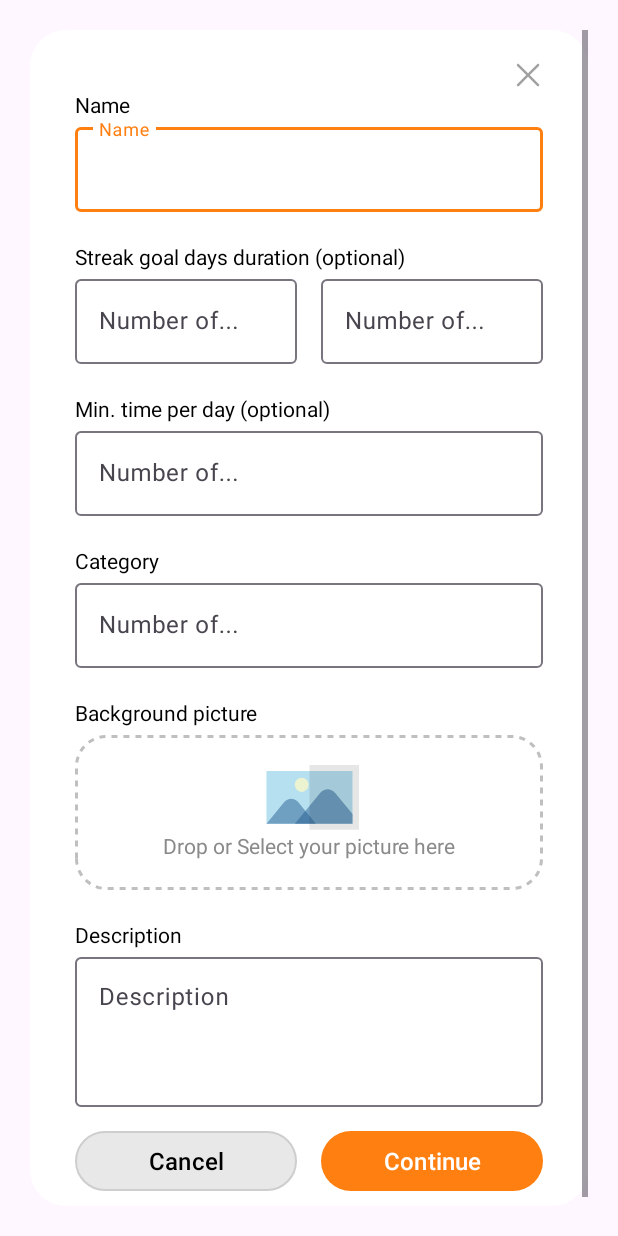
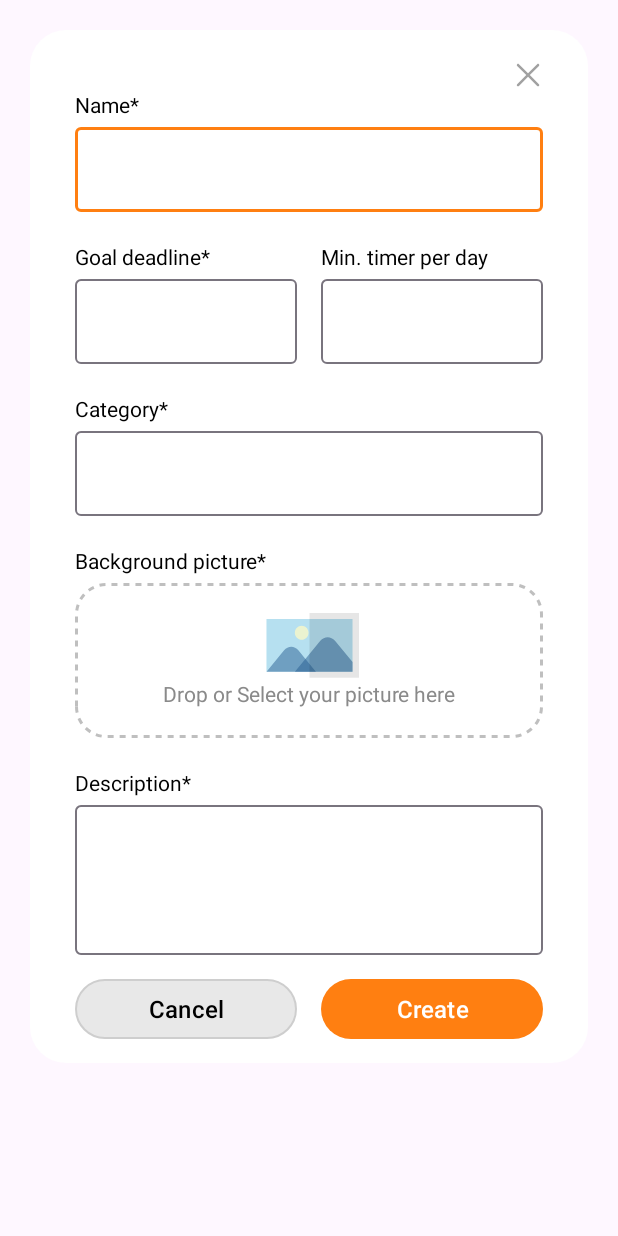
Before and after one commit to pedfu/DayStreak, an Android app: the layout dialog_streak_form.xml on its own in the app's theme, with its tools: preview values and no code run, on a phone screen of 412 x 824 dp. Run offline under Robolectric (Android 15) with nearby library versions, the phone set to English and light mode, and no system bars.

Commit message:
feat: Modify flow for streak post

```diff
--- a/app/build.gradle.kts
+++ b/app/build.gradle.kts
@@ -12,7 +12,7 @@ android {
 
     defaultConfig {
         applicationId = "com.pedfu.daystreak"
-        minSdk = 21
+        minSdk = 26
         targetSdk = 33
         versionCode = 1
         versionName = "1.0"
--- a/app/src/main/AndroidManifest.xml
+++ b/app/src/main/AndroidManifest.xml
@@ -29,5 +29,10 @@
     </application>
 
     <uses-permission android:name="android.permission.INTERNET"/>
+    <uses-permission android:name="android.permission.CAMERA"/>
+    <uses-permission android:name="android.permission.WRITE_EXTERNAL_STORAGE" />
+    <uses-feature
+        android:name="android.hardware.camera"
+        android:required="false" />
 
 </manifest>
--- a/app/src/main/java/com/pedfu/daystreak/helpers/RetrofitBuilder.kt
+++ b/app/src/main/java/com/pedfu/daystreak/helpers/RetrofitBuilder.kt
@@ -31,7 +31,7 @@ class RetrofitBuilder(
         clientBuilder.addNetworkInterceptor(httpLoggingInterceptor)
 
         return Retrofit.Builder()
-            .baseUrl("https://9e75-189-123-96-242.ngrok-free.app/") // BASE URL FROM CONFIG
+            .baseUrl("https://db00-189-123-96-242.ngrok-free.app/") // BASE URL FROM CONFIG
             .addConverterFactory(MoshiConverterFactory.create(moshi))
             .client(clientBuilder.build())
             .build()
--- a/app/src/main/java/com/pedfu/daystreak/usecases/streak/StreakUseCase.kt
+++ b/app/src/main/java/com/pedfu/daystreak/usecases/streak/StreakUseCase.kt
@@ -2,6 +2,7 @@ package com.pedfu.daystreak.usecases.streak
 
 import com.pedfu.daystreak.Inject
 import com.pedfu.daystreak.data.remote.streak.CategoryRequest
+import com.pedfu.daystreak.data.remote.streak.StreakRequest
 import com.pedfu.daystreak.data.remote.streak.StreakService
 import com.pedfu.daystreak.data.repositories.streak.StreakRepository
 import com.pedfu.daystreak.domain.streak.StreakCategoryItem
@@ -32,4 +33,9 @@ class StreakUseCase(
         val categoryResponse = streakService.createCategory(category)
         streakRepository.saveCategory(categoryResponse.toCategory())
     }
+
+    suspend fun createStreak(streak: StreakRequest) {
+        val streakResponse = streakService.createStreak(streak)
+        streakRepository.saveStreak(streakResponse.toStreak())
+    }
 }
--- a/app/src/main/res/layout/dialog_streak_form.xml
+++ b/app/src/main/res/layout/dialog_streak_form.xml
@@ -38,7 +38,7 @@
                 android:id="@+id/labelName"
                 android:layout_width="match_parent"
                 android:layout_height="wrap_content"
-                android:text="@string/name"
+                android:text="@string/name_mandatory"
                 android:textColor="@color/black"
                 app:layout_constraintTop_toBottomOf="@+id/buttonClose" />
 
@@ -54,62 +54,68 @@
                     android:id="@+id/editTextName"
                     android:layout_width="match_parent"
                     android:layout_height="wrap_content"
-                    android:hint="@string/name"
                     android:inputType="textPersonName|textCapWords"
                     android:singleLine="true" />
 
             </com.google.android.material.textfield.TextInputLayout>
 
-            <TextView
-                android:id="@+id/labelStreakDuration"
-                android:layout_width="match_parent"
-                android:layout_height="wrap_content"
-                android:layout_marginTop="20dp"
-                android:text="@string/streak_goal_duration_optional"
-                android:textColor="@color/black"
-                app:layout_constraintTop_toBottomOf="@+id/textInputName" />
-
             <androidx.constraintlayout.widget.ConstraintLayout
                 android:id="@+id/constraintLayoutStreakDuration"
                 android:layout_width="match_parent"
                 android:layout_height="wrap_content"
-                app:layout_constraintTop_toBottomOf="@id/labelStreakDuration"
-                tools:layout_editor_absoluteX="20dp">
+                android:layout_marginTop="20dp"
+                app:layout_constraintTop_toBottomOf="@id/textInputName">
+
+                <TextView
+                    android:id="@+id/labelStreakDuration"
+                    android:layout_width="wrap_content"
+                    android:layout_height="wrap_content"
+                    android:text="@string/streak_goal_deadline"
+                    android:textColor="@color/black"
+                    app:layout_constraintStart_toStartOf="@+id/textInputStreakGoalDeadline"
+                    app:layout_constraintTop_toTopOf="parent" />
+
+                <TextView
+                    android:id="@+id/labelStreakMinTimePerDay"
+                    android:layout_width="wrap_content"
+                    android:layout_height="wrap_content"
+                    android:text="@string/min_time_per_day_optional"
+                    android:textColor="@color/black"
+                    app:layout_constraintStart_toStartOf="@+id/textInputStreakMinPerDay"
+                    app:layout_constraintTop_toTopOf="parent" />
 
                 <com.google.android.material.textfield.TextInputLayout
-                    android:id="@+id/textInputStreakNumber"
+                    android:id="@+id/textInputStreakGoalDeadline"
                     android:layout_width="0dp"
                     android:layout_height="wrap_content"
                     android:layout_marginEnd="8dp"
-                    app:layout_constraintEnd_toStartOf="@+id/textInputStreakType"
+                    app:layout_constraintEnd_toStartOf="@+id/textInputStreakMinPerDay"
                     app:layout_constraintStart_toStartOf="parent"
-                    app:layout_constraintTop_toTopOf="parent">
+                    app:layout_constraintTop_toBottomOf="@id/labelStreakDuration">
 
                     <com.google.android.material.textfield.TextInputEditText
-                        android:id="@+id/editTextStreakNumber"
+                        android:id="@+id/editTextStreakGoalDeadline"
                         android:layout_width="match_parent"
                         android:layout_height="wrap_content"
-                        android:hint="@string/number_of"
                         android:inputType="textPersonName|textCapWords"
                         android:singleLine="true" />
 
                 </com.google.android.material.textfield.TextInputLayout>
 
                 <com.google.android.material.textfield.TextInputLayout
-                    android:id="@+id/textInputStreakType"
+                    android:id="@+id/textInputStreakMinPerDay"
                     android:layout_width="0dp"
                     android:layout_height="wrap_content"
                     android:layout_marginStart="8dp"
-                    app:layout_constraintBaseline_toBaselineOf="@id/textInputStreakNumber"
+                    app:layout_constraintBaseline_toBaselineOf="@id/textInputStreakGoalDeadline"
                     app:layout_constraintEnd_toEndOf="parent"
-                    app:layout_constraintStart_toEndOf="@id/textInputStreakNumber"
-                    app:layout_constraintTop_toTopOf="parent">
+                    app:layout_constraintStart_toEndOf="@id/textInputStreakGoalDeadline"
+                    app:layout_constraintTop_toBottomOf="@id/labelStreakDuration">
 
                     <com.google.android.material.textfield.TextInputEditText
-                        android:id="@+id/editTextStreakType"
+                        android:id="@+id/editTextStreakMinPerDay"
                         android:layout_width="match_parent"
                         android:layout_height="wrap_content"
-                        android:hint="@string/number_of"
                         android:inputType="textPersonName|textCapWords"
                         android:singleLine="true" />
 
@@ -117,40 +123,13 @@
             </androidx.constraintlayout.widget.ConstraintLayout>
 
             <TextView
-                android:id="@+id/labelMinTimePerDay"
-                android:layout_width="match_parent"
-                android:layout_height="wrap_content"
-                android:layout_marginTop="20dp"
-                android:text="@string/min_time_per_day_optional"
-                android:textColor="@color/black"
-                app:layout_constraintTop_toBottomOf="@id/constraintLayoutStreakDuration" />
-
-            <com.google.android.material.textfield.TextInputLayout
-                android:id="@+id/textInputMinTimePerDay"
-                android:layout_width="0dp"
-                android:layout_height="wrap_content"
-                app:layout_constraintEnd_toEndOf="parent"
-                app:layout_constraintStart_toStartOf="parent"
-                app:layout_constraintTop_toBottomOf="@id/labelMinTimePerDay">
-
-                <com.google.android.material.textfield.TextInputEditText
-                    android:id="@+id/editTextMinTimePerDay"
-                    android:layout_width="match_parent"
-                    android:layout_height="wrap_content"
-                    android:hint="@string/number_of"
-                    android:inputType="textPersonName|textCapWords"
-                    android:singleLine="true" />
-
-            </com.google.android.material.textfield.TextInputLayout>
-
-            <TextView
                 android:id="@+id/labelCategory"
                 android:layout_width="match_parent"
                 android:layout_height="wrap_content"
                 android:layout_marginTop="20dp"
-                android:text="@string/category"
+                android:text="@string/category_mandatory"
                 android:textColor="@color/black"
-                app:layout_constraintTop_toBottomOf="@id/textInputMinTimePerDay" />
+                app:layout_constraintTop_toBottomOf="@id/constraintLayoutStreakDuration" />
 
             <com.google.android.material.textfield.TextInputLayout
                 android:id="@+id/textInputCategory"
@@ -164,7 +143,6 @@
                     android:id="@+id/editTextCategory"
                     android:layout_width="match_parent"
                     android:layout_height="wrap_content"
-                    android:hint="@string/number_of"
                     android:inputType="textPersonName|textCapWords"
                     android:singleLine="true" />
 
@@ -175,7 +153,7 @@
                 android:layout_width="match_parent"
                 android:layout_height="wrap_content"
                 android:layout_marginTop="20dp"
-                android:text="@string/background_picture"
+                android:text="@string/background_picture_mandatory"
                 android:textColor="@color/black"
                 app:layout_constraintTop_toBottomOf="@id/textInputCategory" />
 
@@ -207,14 +185,26 @@
 
             </androidx.constraintlayout.widget.ConstraintLayout>
 
+            <ImageView
+                android:id="@+id/imageViewPictureTaken"
+                android:layout_width="match_parent"
+                android:layout_height="110dp"
+                android:layout_marginTop="5dp"
+                android:visibility="gone"
+                android:scaleType="centerCrop"
+                android:background="@drawable/background_transparent_border"
+                app:layout_constraintEnd_toEndOf="parent"
+                app:layout_constraintStart_toStartOf="parent"
+                app:layout_constraintTop_toBottomOf="@+id/constraintLayoutBackgroundPicture" />
+
             <TextView
                 android:id="@+id/labelDescription"
                 android:layout_width="match_parent"
                 android:layout_height="wrap_content"
                 android:layout_marginTop="20dp"
-                android:text="@string/description"
+                android:text="@string/description_mandatory"
                 android:textColor="@color/black"
-                app:layout_constraintTop_toBottomOf="@id/constraintLayoutBackgroundPicture" />
+                app:layout_constraintTop_toBottomOf="@id/imageViewPictureTaken" />
 
             <com.google.android.material.textfield.TextInputLayout
                 android:id="@+id/textInputDescription"
@@ -229,7 +219,6 @@
                     android:layout_width="match_parent"
                     android:layout_height="100dp"
                     android:gravity="top|start"
-                    android:hint="@string/description"
                     android:inputType="textMultiLine"
                     android:lines="8"
                     android:minLines="6"
@@ -267,7 +256,7 @@
                     android:layout_weight="1"
                     android:padding="0dp"
                     android:background="@drawable/background_rounded_md_orange"
-                    android:text="@string/continue_"
+                    android:text="@string/create"
                     android:textColor="@color/white"
                     android:textSize="16sp"
                     app:backgroundTint="@null" />
--- a/app/src/main/res/layout/fragment_home.xml
+++ b/app/src/main/res/layout/fragment_home.xml
@@ -276,7 +276,7 @@
                     android:layout_width="match_parent"
                     android:layout_height="wrap_content"
                     android:paddingHorizontal="20dp"
-                    android:paddingRight="30dp"
+                    android:layout_marginRight="35dp"
                     android:text="@string/what_you_want_to_create"
                     android:textColor="@color/black"
                     android:textSize="16sp"
@@ -289,6 +289,7 @@
                     android:layout_height="wrap_content"
                     android:background="@color/transparent"
                     android:src="@drawable/ic_close_gray"
+                    android:layout_marginRight="15dp"
                     app:layout_constraintEnd_toEndOf="parent"
                     app:layout_constraintTop_toTopOf="parent" />
 
--- a/app/src/main/res/values/strings.xml
+++ b/app/src/main/res/values/strings.xml
@@ -48,8 +48,10 @@
     <string name="hide">Hide</string>
     <string name="streak">Streak</string>
     <string name="category">Category</string>
+    <string name="category_mandatory">Category*</string>
 
     <string name="name">Name</string>
+    <string name="name_mandatory">Name*</string>
     <string name="hour">Hour</string>
     <string name="date">Date</string>
     <string name="today">Today</string>
@@ -58,10 +60,13 @@
     <string name="number_of_days">Number of days</string>
     <string name="days">days</string>
     <string name="invited_people">Invited people:</string>
-    <string name="min_time_per_day_optional">Min. time per day (optional)</string>
     <string name="streak_goal_duration_optional">Streak goal days duration (optional)</string>
+    <string name="streak_goal_deadline">Goal deadline*</string>
+    <string name="min_time_per_day_optional">Min. timer per day</string>
     <string name="background_picture">Background picture</string>
+    <string name="background_picture_mandatory">Background picture*</string>
     <string name="description">Description</string>
+    <string name="description_mandatory">Description*</string>
     <string name="drop_or_select_your_picture">Drop or Select your picture here</string>
 
     <string name="invite_other_to_same_streak">Invite others to do the same streak with you!</string>
```
Also changed, not shown: app/src/main/java/com/pedfu/daystreak/data/remote/streak/StreakApi.kt (+8 -1 lines), app/src/main/java/com/pedfu/daystreak/data/remote/streak/StreakRequest.kt (+26 -4 lines), app/src/main/java/com/pedfu/daystreak/data/remote/streak/StreakService.kt (+10 -1 lines), app/src/main/java/com/pedfu/daystreak/presentation/home/HomeFragment.kt (+106 -42 lines), app/src/main/java/com/pedfu/daystreak/presentation/home/HomeViewModel.kt (+63 -4 lines).
